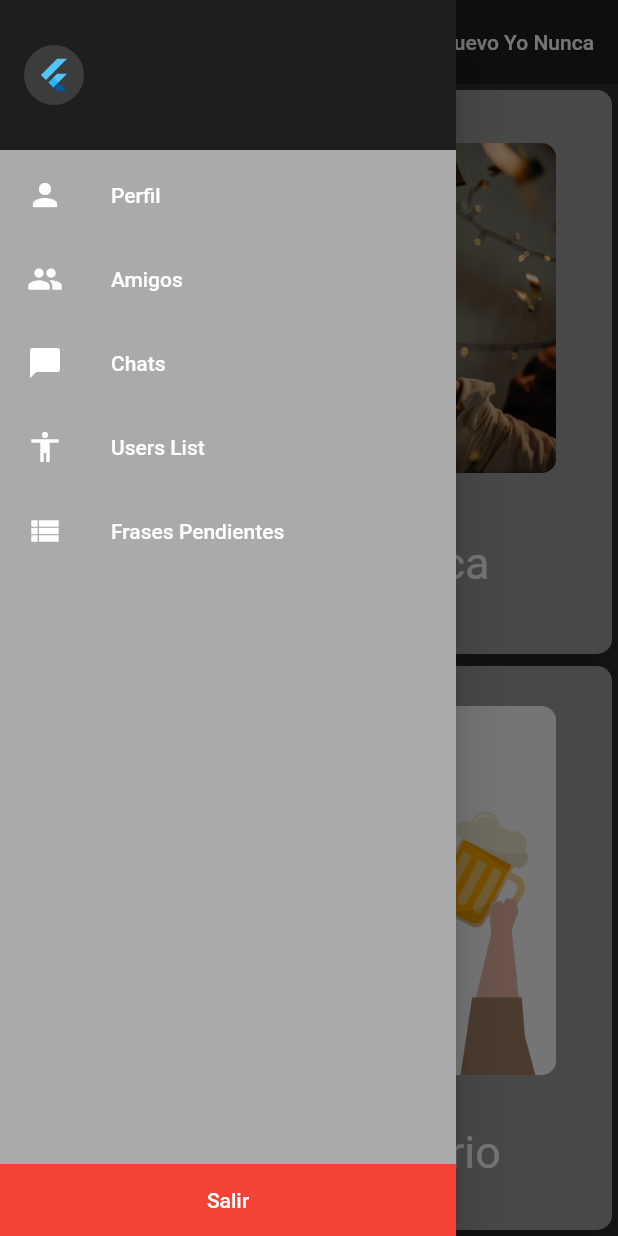
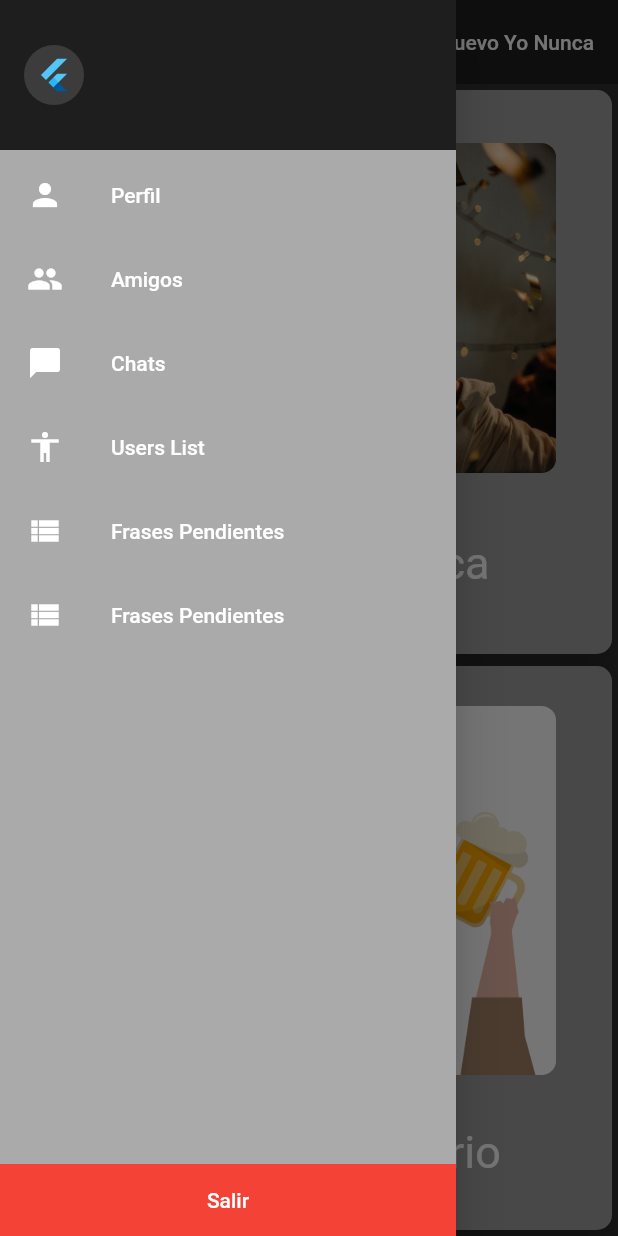
Before and after one commit to FredyTP/FlutterApps, a Flutter app: the screen it shows once a user with an empty profile is signed in, with the side drawer open, on a phone screen of 412 x 824 dp. Run offline on Flutter 3.47's test engine with Material 2 defaults, Android fonts, the phone set to English and light mode, and no system bars; our stand-ins replace cloud_firestore, firebase_auth, flutter_html, flutter_map, geolocator, google_fonts and 5 more; missing offline and left inert: barcode_scan, downloads_path_provider, flutter_downloader, mime_type; accounts and stored records are empty.

```diff
--- a/YoNunca/lib/src/pages/home_page.dart
+++ b/YoNunca/lib/src/pages/home_page.dart
@@ -7,6 +7,7 @@ import 'package:YoNunca/src/models/user_data.dart';
 import 'package:YoNunca/src/pages/add_frase_page.dart';
 import 'package:YoNunca/src/pages/friends/friends_page.dart';
 import 'package:YoNunca/src/pages/game/pending_frases.dart';
+import 'package:YoNunca/src/pages/test_page.dart';
 import 'package:YoNunca/src/pages/user/perfil_page.dart';
 import 'package:YoNunca/src/pages/user/user_chat_list_page.dart';
 import 'package:YoNunca/src/pages/user/users_list_page.dart';
@@ -174,6 +175,14 @@ class _HomePageState extends State<HomePage> {
                               title: Text("Frases Pendientes"),
                               onTap: () => Navigator.of(context).push(MaterialPageRoute(builder: (context) => PendingFrasesPage())),
                             )
+                          : Container(),
+                      user.userData.level == ApplicationLevel.kAdmin
+                          ? ListTile(
+                              leading: Icon(Icons.view_list),
+                              tileColor: Theme.of(context).primaryColorDark,
+                              title: Text("Frases Pendientes"),
+                              onTap: () => Navigator.of(context).push(MaterialPageRoute(builder: (context) => TestPage())),
+                            )
                           : Container()
                     ],
                   ),
```
Also changed, not shown: YoNunca/lib/src/pages/test_page.dart (added, +41 -0 lines).
